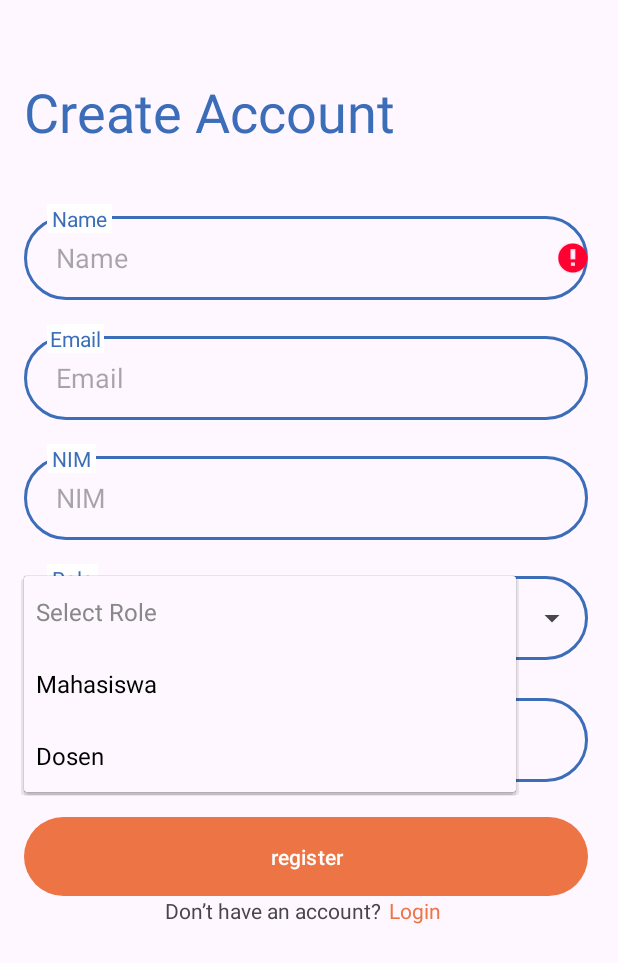
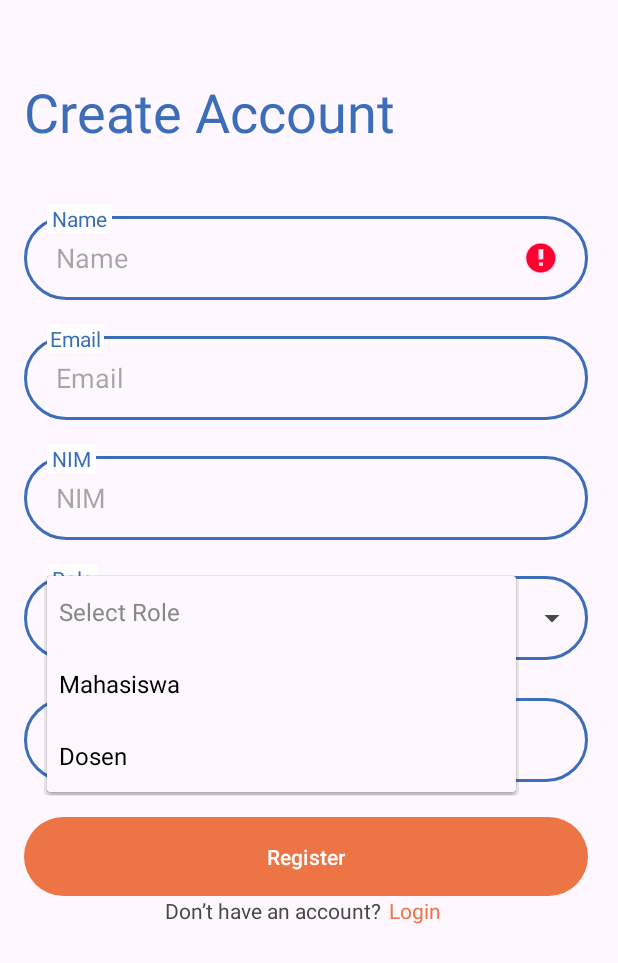
Before and after one commit to maevym/ADABv2, an Android app: the screen it shows after launch (RegisterActivity), after a tap on "Select Role", on a phone screen of 412 x 824 dp. Shown: the top 963 px of the screen. Run offline under Robolectric (Android 15) with nearby library versions, the phone set to English and light mode, and no system bars; 2 other taps on this screen came first.

Commit message:
revision frontend register and login

```diff
--- a/app/src/main/java/com/example/adabv2/LoginActivity.java
+++ b/app/src/main/java/com/example/adabv2/LoginActivity.java
@@ -65,7 +65,7 @@ public class LoginActivity extends AppCompatActivity {
                     startActivity(intent);
                 } else {
                     if(response.code() == 401){
-                        Toast.makeText(LoginActivity.this, "Data sudah pernah diinput sebelumnya", Toast.LENGTH_SHORT).show();
+                        Toast.makeText(LoginActivity.this, "Email or password invalid", Toast.LENGTH_SHORT).show();
                     } else {
                         Toast.makeText(LoginActivity.this, "Server Error", Toast.LENGTH_SHORT).show();
                     }
--- a/app/src/main/java/com/example/adabv2/RegisterActivity.java
+++ b/app/src/main/java/com/example/adabv2/RegisterActivity.java
@@ -74,7 +74,7 @@ public class RegisterActivity extends AppCompatActivity implements AdapterView.O
         adapterRole.setDropDownViewResource(android.R.layout.simple_spinner_dropdown_item);
         binding.spinnerRole.setAdapter(adapterRole);
 
-            binding.buttonLoginInRegister.setOnClickListener(v -> {
+        binding.buttonLoginInRegister.setOnClickListener(v -> {
             startActivity(new Intent(RegisterActivity.this, LoginActivity.class));
         });
 
@@ -175,9 +175,12 @@ public class RegisterActivity extends AppCompatActivity implements AdapterView.O
                 if (response.isSuccessful()){
                     ResponseBody responseBody = response.body();
                     Toast.makeText(RegisterActivity.this,"Register Successful", Toast.LENGTH_LONG).show();
+                    Intent intent = new Intent(RegisterActivity.this, LoginActivity.class);
+                    startActivity(intent);
+
                 } else {
                     if(response.code() == 401){
-                        Toast.makeText(RegisterActivity.this, "Data sudah pernah diinput sebelumnya", Toast.LENGTH_SHORT).show();
+                        Toast.makeText(RegisterActivity.this, "Data has been registered", Toast.LENGTH_SHORT).show();
                     } else {
                         Toast.makeText(RegisterActivity.this, "Server Error", Toast.LENGTH_SHORT).show();
                     }
@@ -195,10 +198,10 @@ public class RegisterActivity extends AppCompatActivity implements AdapterView.O
 
     @Override
     public void onItemSelected(AdapterView<?> parent, View view, int position, long l) {
-        String selectedRole = (String) parent.getSelectedItem();
-        if(position > 0){
-            Toast.makeText(getApplicationContext(), "Selected : " + selectedRole, Toast.LENGTH_SHORT).show();
-        }
+//        String selectedRole = (String) parent.getSelectedItem();
+//        if(position > 0){
+//            Toast.makeText(getApplicationContext(), "Selected : " + selectedRole, Toast.LENGTH_SHORT).show();
+//        }
 
     }
 
--- a/app/src/main/res/layout/activity_login.xml
+++ b/app/src/main/res/layout/activity_login.xml
@@ -42,6 +42,7 @@
             android:layout_marginTop="15dp"
             android:background="@drawable/format_form"
             android:paddingLeft="21dp"
+            android:paddingRight="21dp"
             android:hint="Name"/>
         <TextView
             android:layout_width="wrap_content"
@@ -67,6 +68,7 @@
             android:layout_marginTop="15dp"
             android:background="@drawable/format_form"
             android:paddingLeft="21dp"
+            android:paddingRight="21dp"
             android:hint="Password"
             android:inputType="textPassword"/>
         <TextView
--- a/app/src/main/res/layout/activity_register.xml
+++ b/app/src/main/res/layout/activity_register.xml
@@ -32,6 +32,7 @@
             android:layout_marginTop="15dp"
             android:background="@drawable/format_form"
             android:paddingLeft="21dp"
+            android:paddingRight="21dp"
             android:hint="Name"/>
         <TextView
             android:layout_width="wrap_content"
@@ -57,6 +58,7 @@
             android:layout_marginTop="15dp"
             android:background="@drawable/format_form"
             android:paddingLeft="21dp"
+            android:paddingRight="21dp"
             android:hint="Email"/>
         <TextView
             android:layout_width="wrap_content"
@@ -83,6 +85,7 @@
             android:layout_marginTop="15dp"
             android:background="@drawable/format_form"
             android:paddingLeft="21dp"
+            android:paddingRight="21dp"
             android:hint="NIM"/>
         <TextView
             android:layout_width="wrap_content"
@@ -114,7 +117,8 @@
                android:id="@+id/spinnerRole"
                android:layout_width="match_parent"
                android:layout_height="56dp"
-               android:spinnerMode="dropdown" />
+               android:spinnerMode="dropdown"
+               android:paddingLeft="15dp"/>
 
        </LinearLayout>
 
@@ -145,6 +149,7 @@
             android:layout_marginTop="15dp"
             android:background="@drawable/format_form"
             android:paddingLeft="21dp"
+            android:paddingRight="21dp"
             android:hint="Password"
             android:inputType="textPassword"/>
         <TextView
@@ -164,7 +169,7 @@
         android:layout_marginLeft="16dp"
         android:layout_marginRight="20dp"
         android:layout_marginTop="20dp"
-        android:text="register"
+        android:text="Register"
         android:background="@drawable/button_regis_login"
         android:backgroundTint="@color/orange"
         app:backgroundTint="@null"
```
